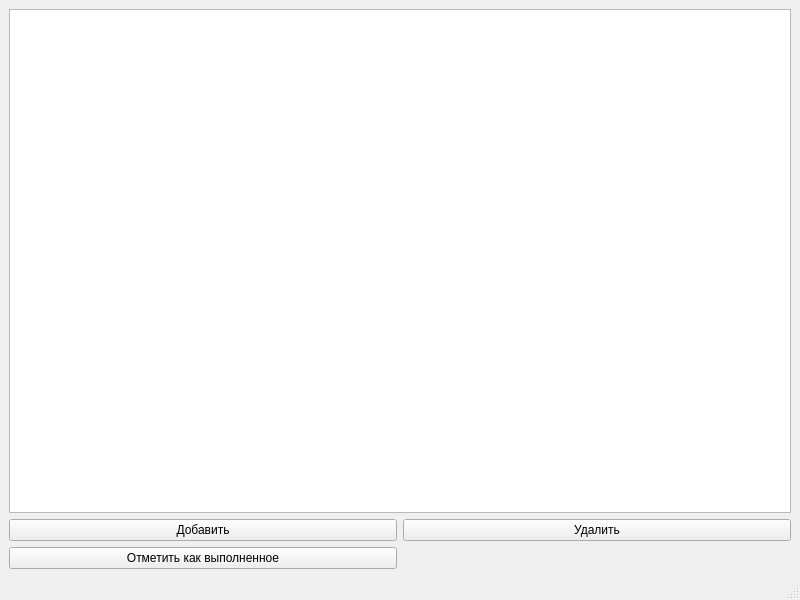
Old version of the form src/mainSGS/mainwindow.ui in the repository GanenSS/ToDo_List.
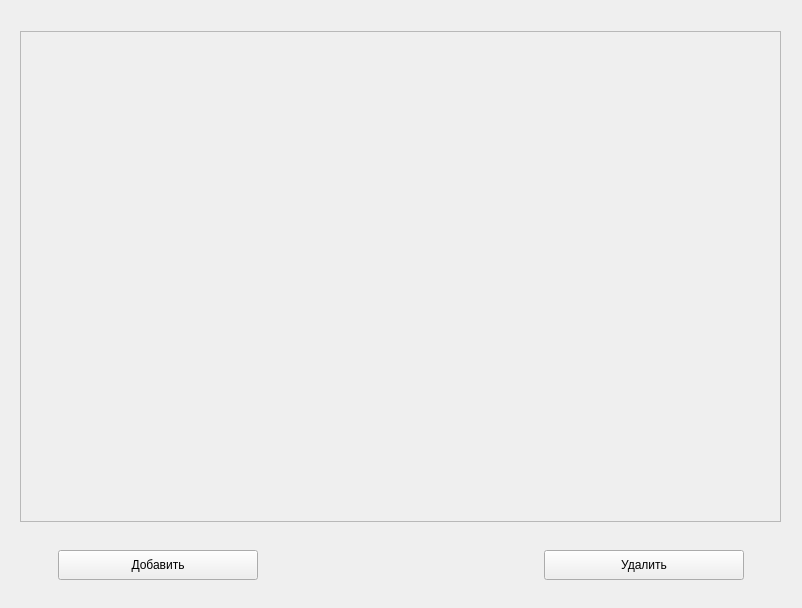
New version of the form. Icons and pictures are not drawn.

```diff
--- a/src/mainSGS/mainwindow.ui
+++ b/src/mainSGS/mainwindow.ui
@@ -6,52 +6,156 @@
    <rect>
     <x>0</x>
     <y>0</y>
-    <width>800</width>
-    <height>600</height>
+    <width>802</width>
+    <height>608</height>
    </rect>
   </property>
+  <property name="minimumSize">
+   <size>
+    <width>802</width>
+    <height>608</height>
+   </size>
+  </property>
+  <property name="maximumSize">
+   <size>
+    <width>802</width>
+    <height>608</height>
+   </size>
+  </property>
   <property name="windowTitle">
    <string>MainWindow</string>
   </property>
+  <property name="windowIcon">
+   <iconset resource="../../Assets.qrc">
+    <normaloff>:/src/resourses/image/MyIcon.png</normaloff>:/src/resourses/image/MyIcon.png</iconset>
+  </property>
+  <property name="styleSheet">
+   <string notr="true"/>
+  </property>
+  <property name="animated">
+   <bool>false</bool>
+  </property>
   <widget class="QWidget" name="centralwidget">
-   <layout class="QGridLayout" name="gridLayout">
-    <item row="1" column="1">
-     <widget class="QPushButton" name="removeButton">
-      <property name="text">
-       <string>Удалить</string>
+   <widget class="QWidget" name="widget" native="true">
+    <property name="enabled">
+     <bool>true</bool>
+    </property>
+    <property name="geometry">
+     <rect>
+      <x>11</x>
+      <y>27</y>
+      <width>779</width>
+      <height>500</height>
+     </rect>
+    </property>
+    <property name="sizePolicy">
+     <sizepolicy hsizetype="Fixed" vsizetype="Fixed">
+      <horstretch>0</horstretch>
+      <verstretch>0</verstretch>
+     </sizepolicy>
+    </property>
+    <property name="minimumSize">
+     <size>
+      <width>779</width>
+      <height>500</height>
+     </size>
+    </property>
+    <property name="maximumSize">
+     <size>
+      <width>779</width>
+      <height>500</height>
+     </size>
+    </property>
+    <property name="autoFillBackground">
+     <bool>true</bool>
+    </property>
+    <widget class="QScrollArea" name="scrollArea">
+     <property name="geometry">
+      <rect>
+       <x>9</x>
+       <y>4</y>
+       <width>761</width>
+       <height>491</height>
+      </rect>
+     </property>
+     <property name="widgetResizable">
+      <bool>true</bool>
+     </property>
+     <widget class="QWidget" name="scrollAreaWidgetContents">
+      <property name="geometry">
+       <rect>
+        <x>0</x>
+        <y>0</y>
+        <width>759</width>
+        <height>489</height>
+       </rect>
       </property>
      </widget>
-    </item>
-    <item row="0" column="0" colspan="2">
-     <widget class="QTableView" name="tableView"/>
-    </item>
-    <item row="1" column="0">
-     <widget class="QPushButton" name="addButton">
-      <property name="text">
-       <string>Добавить</string>
-      </property>
-     </widget>
-    </item>
-    <item row="2" column="0">
-     <widget class="QPushButton" name="acceptButton">
-      <property name="text">
-       <string>Отметить как выполненное</string>
-      </property>
-     </widget>
-    </item>
-   </layout>
+    </widget>
+   </widget>
+   <widget class="QPushButton" name="addButton">
+    <property name="geometry">
+     <rect>
+      <x>58</x>
+      <y>550</y>
+      <width>200</width>
+      <height>30</height>
+     </rect>
+    </property>
+    <property name="sizePolicy">
+     <sizepolicy hsizetype="Minimum" vsizetype="Minimum">
+      <horstretch>0</horstretch>
+      <verstretch>0</verstretch>
+     </sizepolicy>
+    </property>
+    <property name="minimumSize">
+     <size>
+      <width>200</width>
+      <height>30</height>
+     </size>
+    </property>
+    <property name="maximumSize">
+     <size>
+      <width>200</width>
+      <height>30</height>
+     </size>
+    </property>
+    <property name="styleSheet">
+     <string notr="true"/>
+    </property>
+    <property name="text">
+     <string>Добавить</string>
+    </property>
+   </widget>
+   <widget class="QPushButton" name="removeButton">
+    <property name="geometry">
+     <rect>
+      <x>544</x>
+      <y>550</y>
+      <width>200</width>
+      <height>30</height>
+     </rect>
+    </property>
+    <property name="minimumSize">
+     <size>
+      <width>200</width>
+      <height>30</height>
+     </size>
+    </property>
+    <property name="maximumSize">
+     <size>
+      <width>200</width>
+      <height>30</height>
+     </size>
+    </property>
+    <property name="styleSheet">
+     <string notr="true"/>
+    </property>
+    <property name="text">
+     <string>Удалить</string>
+    </property>
+   </widget>
   </widget>
-  <widget class="QMenuBar" name="menubar">
-   <property name="geometry">
-    <rect>
-     <x>0</x>
-     <y>0</y>
-     <width>800</width>
-     <height>25</height>
-    </rect>
-   </property>
-  </widget>
-  <widget class="QStatusBar" name="statusbar"/>
  </widget>
  <resources/>
  <connections/>
```
Left out of the diff: 4 changed lines with no effect on the pictures.
